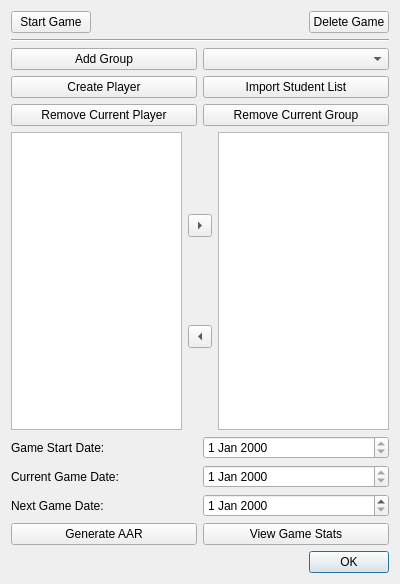
Old version of the form ui/EditScenarioDialog.ui in the repository dmzdev/stance.
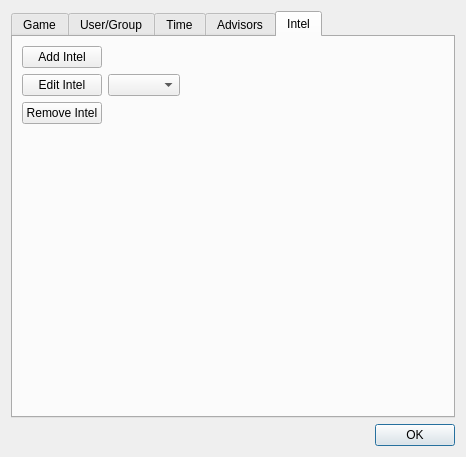
New version of the form. The open tabs and pages were chosen to show the change.

Commit message: Added dynamically created radio buttons which allow user to select groups when dropping pins. WIP.

Patch:
```diff
--- a/ui/EditScenarioDialog.ui
+++ b/ui/EditScenarioDialog.ui
@@ -6,16 +6,30 @@
    <rect>
     <x>0</x>
     <y>0</y>
-    <width>400</width>
-    <height>584</height>
+    <width>466</width>
+    <height>457</height>
    </rect>
   </property>
   <property name="windowTitle">
    <string>Edit Scenario Window</string>
   </property>
-  <layout class="QVBoxLayout" name="verticalLayout_2">
+  <layout class="QVBoxLayout" name="verticalLayout_12">
    <item>
-    <layout class="QHBoxLayout" name="horizontalLayout_9">
+    <widget class="QTabWidget" name="tabWidget">
+     <property name="currentIndex">
+      <number>1</number>
+     </property>
+     <widget class="QWidget" name="tab">
+      <attribute name="title">
+       <string>Game</string>
+      </attribute>
+      <layout class="QHBoxLayout" name="horizontalLayout_4">
+       <item>
+        <layout class="QVBoxLayout" name="verticalLayout_11">
+         <item>
+          <layout class="QHBoxLayout" name="horizontalLayout_6">
+           <item>
+            <layout class="QVBoxLayout" name="verticalLayout_3">
      <item>
       <widget class="QPushButton" name="gameStateButton">
        <property name="text">
@@ -23,19 +37,6 @@
        </property>
       </widget>
      </item>
-     <item>
-      <spacer name="horizontalSpacer">
-       <property name="orientation">
-        <enum>Qt::Horizontal</enum>
-       </property>
-       <property name="sizeHint" stdset="0">
-        <size>
-         <width>40</width>
-         <height>20</height>
-        </size>
-       </property>
-      </spacer>
-     </item>
      <item>
       <widget class="QPushButton" name="deleteGameButton">
        <property name="text">
@@ -46,15 +47,65 @@
     </layout>
    </item>
    <item>
-    <widget class="Line" name="line">
+            <layout class="QVBoxLayout" name="verticalLayout_10">
+             <item>
+              <widget class="QPushButton" name="generateReportButton">
+               <property name="text">
+                <string>Generate AAR</string>
+               </property>
+              </widget>
+             </item>
+             <item>
+              <widget class="QPushButton" name="gameStatsButton">
+               <property name="text">
+                <string>Game Stats</string>
+               </property>
+              </widget>
+             </item>
+            </layout>
+           </item>
+          </layout>
+         </item>
+         <item>
+          <spacer name="verticalSpacer_2">
+           <property name="orientation">
+            <enum>Qt::Vertical</enum>
+           </property>
+           <property name="sizeHint" stdset="0">
+            <size>
+             <width>20</width>
+             <height>40</height>
+            </size>
+           </property>
+          </spacer>
+         </item>
+        </layout>
+       </item>
+       <item>
+        <spacer name="horizontalSpacer_2">
      <property name="orientation">
       <enum>Qt::Horizontal</enum>
      </property>
-    </widget>
-   </item>
+         <property name="sizeHint" stdset="0">
+          <size>
+           <width>254</width>
+           <height>20</height>
+          </size>
+         </property>
+        </spacer>
+       </item>
+      </layout>
+     </widget>
+     <widget class="QWidget" name="tab_2">
+      <attribute name="title">
+       <string>User/Group</string>
+      </attribute>
+      <layout class="QVBoxLayout" name="verticalLayout_5">
    <item>
     <layout class="QHBoxLayout" name="horizontalLayout">
      <item>
+          <layout class="QVBoxLayout" name="verticalLayout_4">
+           <item>
       <widget class="QPushButton" name="addGroupButton">
        <property name="text">
         <string>Add Group</string>
@@ -62,44 +113,24 @@
       </widget>
      </item>
      <item>
-      <widget class="QComboBox" name="groupComboBox"/>
-     </item>
-    </layout>
-   </item>
-   <item>
-    <layout class="QHBoxLayout" name="horizontalLayout_4">
-     <item>
-      <widget class="QPushButton" name="createPlayerButton">
-       <property name="text">
-        <string>Create Player</string>
-       </property>
-      </widget>
-     </item>
-     <item>
-      <widget class="QPushButton" name="importStudentListButton">
-       <property name="text">
-        <string>Import Student List</string>
-       </property>
-      </widget>
-     </item>
-    </layout>
-   </item>
-   <item>
-    <layout class="QHBoxLayout" name="horizontalLayout_8">
-     <item>
-      <widget class="QPushButton" name="removePlayerButton">
-       <property name="text">
-        <string>Remove Current Player</string>
-       </property>
-      </widget>
-     </item>
-     <item>
       <widget class="QPushButton" name="removeGroupButton">
        <property name="text">
         <string>Remove Current Group</string>
        </property>
       </widget>
      </item>
+           <item>
+            <widget class="QPushButton" name="pushButton_4">
+             <property name="text">
+              <string>Show Group Assignments</string>
+             </property>
+            </widget>
+           </item>
+          </layout>
+         </item>
+         <item>
+          <widget class="QComboBox" name="groupComboBox"/>
+         </item>
     </layout>
    </item>
    <item>
@@ -137,6 +168,45 @@
     </layout>
    </item>
    <item>
+        <widget class="Line" name="line">
+         <property name="orientation">
+          <enum>Qt::Horizontal</enum>
+         </property>
+        </widget>
+       </item>
+       <item>
+        <layout class="QHBoxLayout" name="horizontalLayout_8">
+         <item>
+          <widget class="QPushButton" name="createPlayerButton">
+           <property name="text">
+            <string>Create Player</string>
+           </property>
+          </widget>
+         </item>
+         <item>
+          <widget class="QPushButton" name="removePlayerButton">
+           <property name="text">
+            <string>Selected</string>
+           </property>
+          </widget>
+         </item>
+         <item>
+          <widget class="QPushButton" name="importStudentListButton">
+           <property name="text">
+            <string>Import Student List</string>
+           </property>
+          </widget>
+         </item>
+        </layout>
+       </item>
+      </layout>
+     </widget>
+     <widget class="QWidget" name="tab_3">
+      <attribute name="title">
+       <string>Time</string>
+      </attribute>
+      <layout class="QVBoxLayout" name="verticalLayout_6">
+       <item>
     <layout class="QHBoxLayout" name="horizontalLayout_5">
      <item>
       <widget class="QLabel" name="label">
@@ -187,22 +257,159 @@
     </layout>
    </item>
    <item>
-    <layout class="QHBoxLayout" name="horizontalLayout_6">
+        <spacer name="verticalSpacer">
+         <property name="orientation">
+          <enum>Qt::Vertical</enum>
+         </property>
+         <property name="sizeHint" stdset="0">
+          <size>
+           <width>20</width>
+           <height>40</height>
+          </size>
+         </property>
+        </spacer>
+       </item>
+      </layout>
+     </widget>
+     <widget class="QWidget" name="tab_4">
+      <attribute name="title">
+       <string>Advisors</string>
+      </attribute>
+      <layout class="QHBoxLayout" name="horizontalLayout_11">
      <item>
-      <widget class="QPushButton" name="generateReportButton">
+        <layout class="QVBoxLayout" name="verticalLayout_7">
+         <item>
+          <layout class="QHBoxLayout" name="horizontalLayout_10">
+           <item>
+            <layout class="QVBoxLayout" name="verticalLayout_2">
+             <item>
+              <widget class="QPushButton" name="addAdvisorButton">
        <property name="text">
-        <string>Generate AAR</string>
+                <string>Add Advisor</string>
        </property>
       </widget>
      </item>
      <item>
-      <widget class="QPushButton" name="gameStatsButton">
+              <widget class="QPushButton" name="editAdvisorButton">
        <property name="text">
-        <string>View Game Stats</string>
+                <string>Edit Advisor</string>
        </property>
       </widget>
      </item>
-    </layout>
+             <item>
+              <widget class="QPushButton" name="removeAdvisorButton">
+               <property name="text">
+                <string>Remove Advisor</string>
+               </property>
+              </widget>
+             </item>
+            </layout>
+           </item>
+           <item>
+            <widget class="QComboBox" name="advisorList"/>
+           </item>
+          </layout>
+         </item>
+         <item>
+          <spacer name="verticalSpacer_3">
+           <property name="orientation">
+            <enum>Qt::Vertical</enum>
+           </property>
+           <property name="sizeHint" stdset="0">
+            <size>
+             <width>20</width>
+             <height>40</height>
+            </size>
+           </property>
+          </spacer>
+         </item>
+        </layout>
+       </item>
+       <item>
+        <spacer name="horizontalSpacer_3">
+         <property name="orientation">
+          <enum>Qt::Horizontal</enum>
+         </property>
+         <property name="sizeHint" stdset="0">
+          <size>
+           <width>118</width>
+           <height>20</height>
+          </size>
+         </property>
+        </spacer>
+       </item>
+      </layout>
+     </widget>
+     <widget class="QWidget" name="tab_5">
+      <attribute name="title">
+       <string>Intel</string>
+      </attribute>
+      <layout class="QHBoxLayout" name="horizontalLayout_13">
+       <item>
+        <layout class="QVBoxLayout" name="verticalLayout_9">
+         <item>
+          <layout class="QHBoxLayout" name="horizontalLayout_12">
+           <item>
+            <layout class="QVBoxLayout" name="verticalLayout_8">
+             <item>
+              <widget class="QPushButton" name="pushButton">
+               <property name="text">
+                <string>Add Intel</string>
+               </property>
+              </widget>
+             </item>
+             <item>
+              <widget class="QPushButton" name="pushButton_3">
+               <property name="text">
+                <string>Edit Intel</string>
+               </property>
+              </widget>
+             </item>
+             <item>
+              <widget class="QPushButton" name="pushButton_2">
+               <property name="text">
+                <string>Remove Intel</string>
+               </property>
+              </widget>
+             </item>
+            </layout>
+           </item>
+           <item>
+            <widget class="QComboBox" name="comboBox"/>
+           </item>
+          </layout>
+         </item>
+         <item>
+          <spacer name="verticalSpacer_4">
+           <property name="orientation">
+            <enum>Qt::Vertical</enum>
+           </property>
+           <property name="sizeHint" stdset="0">
+            <size>
+             <width>20</width>
+             <height>40</height>
+            </size>
+           </property>
+          </spacer>
+         </item>
+        </layout>
+       </item>
+       <item>
+        <spacer name="horizontalSpacer_4">
+         <property name="orientation">
+          <enum>Qt::Horizontal</enum>
+         </property>
+         <property name="sizeHint" stdset="0">
+          <size>
+           <width>138</width>
+           <height>20</height>
+          </size>
+         </property>
+        </spacer>
+       </item>
+      </layout>
+     </widget>
+    </widget>
    </item>
    <item>
     <widget class="QDialogButtonBox" name="buttonBox">
```
Lines whose indentation alone changed are shown as unchanged. The commit also changes 2 other files.
